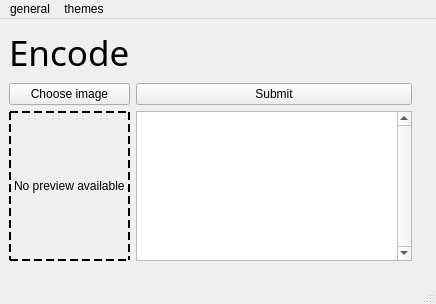
lgtm-migrator/imagesecrets, file image_secrets/gui/static/qt_designer/main.ui: the form before one commit.
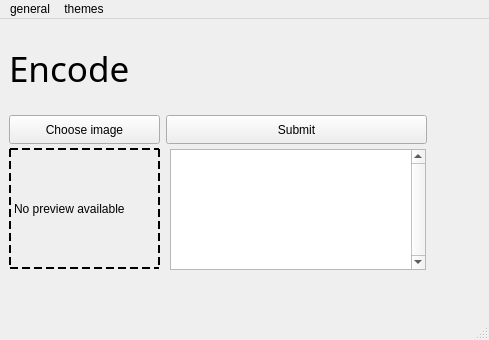
The form after the commit. The open tabs and pages were chosen to show the change. Icons and pictures are not drawn.

Commit message: add some more utility to the events decode/encode functions

The edit to the form file:
```diff
--- a/image_secrets/gui/static/qt_designer/main.ui
+++ b/image_secrets/gui/static/qt_designer/main.ui
@@ -6,8 +6,8 @@
    <rect>
     <x>0</x>
     <y>0</y>
-    <width>436</width>
-    <height>304</height>
+    <width>489</width>
+    <height>340</height>
    </rect>
   </property>
   <property name="sizePolicy">
@@ -28,8 +28,8 @@
      <rect>
       <x>0</x>
       <y>0</y>
-      <width>421</width>
-      <height>251</height>
+      <width>451</width>
+      <height>271</height>
      </rect>
     </property>
     <property name="font">
@@ -84,9 +84,51 @@
      </layout>
     </widget>
     <widget class="QWidget" name="encode">
-     <layout class="QGridLayout" name="gridLayout_2">
-      <item row="0" column="0" colspan="2">
+     <widget class="QPlainTextEdit" name="encode_plain_text_edit">
+      <property name="geometry">
+       <rect>
+        <x>170</x>
+        <y>130</y>
+        <width>256</width>
+        <height>121</height>
+       </rect>
+      </property>
+      <property name="font">
+       <font>
+        <family>Nirmala UI</family>
+       </font>
+      </property>
+      <property name="frameShape">
+       <enum>QFrame::StyledPanel</enum>
+      </property>
+      <property name="frameShadow">
+       <enum>QFrame::Sunken</enum>
+      </property>
+      <property name="verticalScrollBarPolicy">
+       <enum>Qt::ScrollBarAlwaysOn</enum>
+      </property>
+      <property name="documentTitle">
+       <string/>
+      </property>
+      <property name="plainText">
+       <string/>
+      </property>
+      <property name="overwriteMode">
+       <bool>true</bool>
+      </property>
+      <property name="placeholderText">
+       <string>Type in the message to encode</string>
+      </property>
+     </widget>
        <widget class="QLabel" name="encode_main_lbl">
+      <property name="geometry">
+       <rect>
+        <x>9</x>
+        <y>9</y>
+        <width>145</width>
+        <height>81</height>
+       </rect>
+      </property>
         <property name="font">
          <font>
           <family>Reem Kufi</family>
@@ -97,9 +139,15 @@
          <string>Encode</string>
         </property>
        </widget>
-      </item>
-      <item row="1" column="0">
        <widget class="QPushButton" name="encode_image_btn">
+      <property name="geometry">
+       <rect>
+        <x>9</x>
+        <y>96</y>
+        <width>151</width>
+        <height>29</height>
+       </rect>
+      </property>
         <property name="font">
          <font>
           <family>Nirmala UI</family>
@@ -110,24 +158,17 @@
          <string>Choose image</string>
         </property>
        </widget>
-      </item>
-      <item row="1" column="1">
-       <widget class="QPushButton" name="encode_submit_btn">
-        <property name="font">
-         <font>
-          <family>Nirmala UI</family>
-          <pointsize>9</pointsize>
-         </font>
-        </property>
-        <property name="text">
-         <string>Submit</string>
-        </property>
-       </widget>
-      </item>
-      <item row="2" column="0">
        <widget class="QLabel" name="encode_pixmap_lbl">
+      <property name="geometry">
+       <rect>
+        <x>9</x>
+        <y>129</y>
+        <width>151</width>
+        <height>121</height>
+       </rect>
+      </property>
         <property name="sizePolicy">
-         <sizepolicy hsizetype="Minimum" vsizetype="Minimum">
+       <sizepolicy hsizetype="Fixed" vsizetype="Fixed">
           <horstretch>0</horstretch>
           <verstretch>0</verstretch>
          </sizepolicy>
@@ -157,38 +198,25 @@
          <bool>false</bool>
         </property>
        </widget>
-      </item>
-      <item row="2" column="1">
-       <widget class="QPlainTextEdit" name="encode_plain_text_edit">
+     <widget class="QPushButton" name="encode_submit_btn">
+      <property name="geometry">
+       <rect>
+        <x>166</x>
+        <y>96</y>
+        <width>261</width>
+        <height>29</height>
+       </rect>
+      </property>
         <property name="font">
          <font>
           <family>Nirmala UI</family>
-         </font>
-        </property>
-        <property name="frameShape">
-         <enum>QFrame::StyledPanel</enum>
-        </property>
-        <property name="frameShadow">
-         <enum>QFrame::Sunken</enum>
-        </property>
-        <property name="verticalScrollBarPolicy">
-         <enum>Qt::ScrollBarAlwaysOn</enum>
-        </property>
-        <property name="documentTitle">
-         <string/>
-        </property>
-        <property name="plainText">
-         <string/>
-        </property>
-        <property name="overwriteMode">
-         <bool>true</bool>
-        </property>
-        <property name="placeholderText">
-         <string>Type in the message to encode</string>
-        </property>
-       </widget>
-      </item>
-     </layout>
+        <pointsize>9</pointsize>
+       </font>
+      </property>
+      <property name="text">
+       <string>Submit</string>
+      </property>
+     </widget>
     </widget>
     <widget class="QWidget" name="decode">
      <layout class="QGridLayout" name="gridLayout_3">
@@ -299,7 +327,7 @@
     <rect>
      <x>0</x>
      <y>0</y>
-     <width>436</width>
+     <width>489</width>
      <height>26</height>
     </rect>
    </property>
```
Left out of the diff: 5 changed lines with no effect on the pictures. Lines whose indentation alone changed are shown as unchanged. The commit also changes 3 other files.
